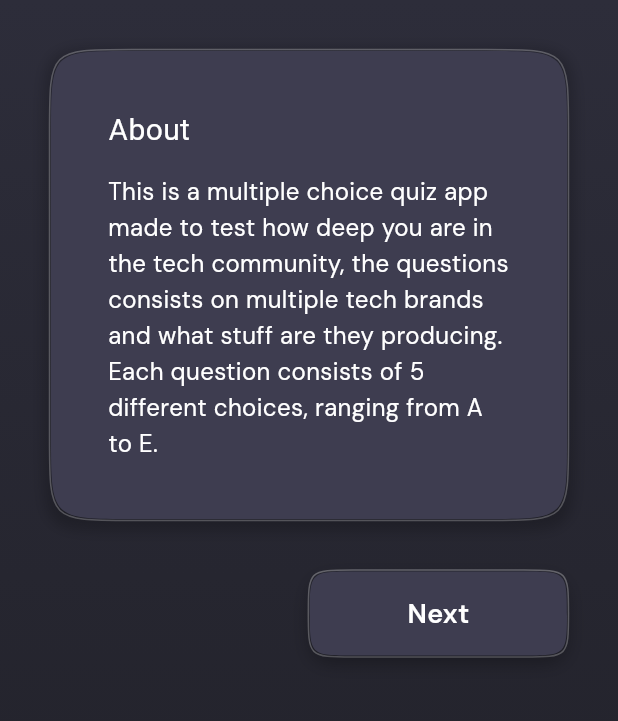
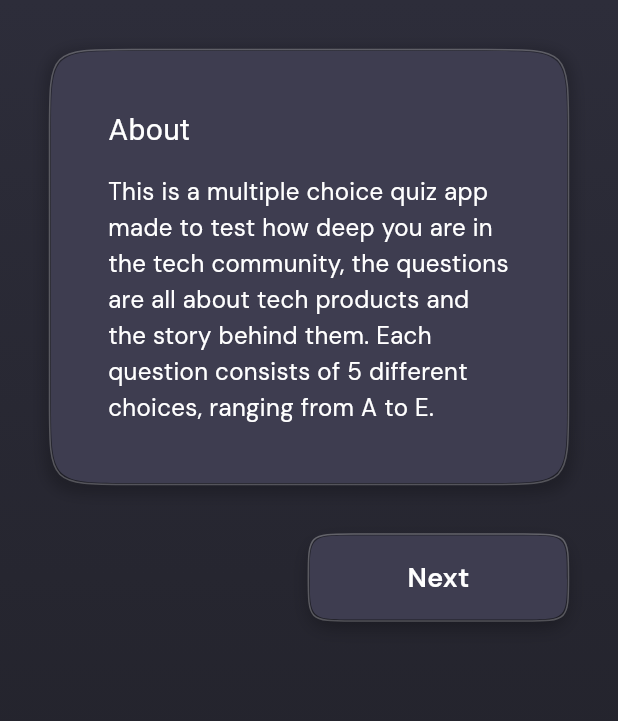
Before and after one commit to BlueElectric05/techguess, a Flutter app: the screen it shows after launch, on a phone screen of 412 x 824 dp, the part 84-805 px from its top. Run offline on Flutter 3.47's test engine with Material 3 defaults, Android fonts, the light colour scheme and no system bars; drawn by our look-alikes of flutter_animate; our stand-ins replace flutter_svg, google_fonts, page_transition; Roboto replaces fonts that are missing (Angkor).

Commit message:
feat: more questions, some overflow fixes

```diff
--- a/lib/main.dart
+++ b/lib/main.dart
@@ -14,7 +14,7 @@ class Question {
   final List<String> choices;
   final int correctChoiceIndex;
   final String difficulty;
-  final String? imageUrl; // Optional image URL
+  final String? imageUrl;
 
   const Question({
     required this.text,
@@ -51,21 +51,42 @@ class _MyAppState extends State<MyApp> {
   // --- Question Data ---
   final List<Question> _questions = [
     Question(
-        text: 'Which company developed the "M1" chip?',
-        choices: ['A. Intel', 'B. AMD', 'C. Apple', 'D. NVIDIA', 'E. Nintendo'],
-        correctChoiceIndex: 2,
+        text: 'in September 23, 2008, the first ever Android phone was released. What’s the name of the phone model?',
+        choices: ['A. HTC One', 'B. HTC Dream', 'C. iPhone 2G', 'D. iPad', 'E. Samsung Galaxy S'],
+        correctChoiceIndex: 1,
         difficulty: 'easy'),
     Question(
-        text: 'What is the logo shown in the image?',
-        choices: ['GitHub', 'GitLab', 'Bitbucket', 'Docker'],
+        text: "Before iOS, iPhone's operating system was called:",
+        choices: ['A. Iphone OS', 'B. Linux', 'C. TempleOS', 'D. Windows', 'E. Android'],
         correctChoiceIndex: 0,
-        imageUrl: 'https://i.imgur.com/O4yP62s.png',
+        difficulty: 'very easy'),
+    Question(
+        text: 'This is a computer that was revolutionary in the 80s, especially in UK and US, what is this?',
+        choices: ['A. Atari ST', 'B. Macintosh', 'C. Commodore 64', 'D. Apple II', 'E. IBM PCjr'],
+        correctChoiceIndex: 2,
+        imageUrl: 'https://th.bing.com/th/id/R.60699a31c2617ba297b89d708be7638c?rik=0fInGh1q7nKUYQ&riu=http%3a%2f%2fupload.wikimedia.org%2fwikipedia%2fcommons%2f9%2f9d%2fCommodore64.jpg&ehk=sBnh1engyRrM00UhpGbTFKng9%2bYa2F93u1JLNpt3CuQ%3d&risl=&pid=ImgRaw&r=0',
+        difficulty: 'medium'),
+    Question(
+        text: "The first ever computer to have a cursor feature was:",
+        choices: ['A. Apple II', 'B. Macintosh', 'C. Commodore PET', 'D. Commodore Amiga', 'E. Xerox Alto'],
+        correctChoiceIndex: 4,
+        difficulty: 'hard'),
+    Question(
+        text: "This is one of Apple's fairly obscure product, what is this?",
+        choices: ['A. Dreamcast', 'B. Saturn', 'C. Pippin', 'D. PC-FX', 'E. PC-Engine'],
+        correctChoiceIndex: 2,
+        imageUrl: 'https://cs4.pikabu.ru/post_img/big/2016/08/31/6/1472634438154126597.jpg',
+        difficulty: 'hard'),
+    Question(
+        text: "What does IaaS stands for?",
+        choices: ['A. Infrastructure as a Service','B. Platform as a Service', 'C. Software as a Service', 'D. Cloud Computing', 'E. Entity Relationship Diagram'],
+        correctChoiceIndex: 0,
         difficulty: 'easy'),
     Question(
-        text: 'The Dart programming language is developed by which company?',
-        choices: ['Microsoft', 'Google', 'Facebook', 'Oracle'],
-        correctChoiceIndex: 1,
-        difficulty: 'easy'),
+        text: "What was the reason behind the Sega Saturn's failure?",
+        choices: ['A. Priced higher compared to the PlayStation', 'B. Overcomplicated Hardware', 'C. Lack 3rd Party Support', 'D. Bad Launch Timing', 'E. All of the above'],
+        correctChoiceIndex: 4,
+        difficulty: 'medium')
   ];
 
 
--- a/lib/screens/info.dart
+++ b/lib/screens/info.dart
@@ -43,6 +43,7 @@ class InfoScreen extends StatelessWidget {
   }
 
   Container body(BuildContext context) {
+
     return Container(
       width: double.infinity,
       decoration: const BoxDecoration(
@@ -94,7 +95,7 @@ class InfoScreen extends StatelessWidget {
                       ).animate().fadeIn(delay: 50.ms),
                       const SizedBox(height: 15),
                       Text(
-                        'This is a multiple choice quiz app made to test how deep you are in the tech community, the questions consists on multiple tech brands and what stuff are they producing. Each question consists of 5 different choices, ranging from A to E.',
+                        'This is a multiple choice quiz app made to test how deep you are in the tech community, the questions are all about tech products and the story behind them. Each question consists of 5 different choices, ranging from A to E.',
                         style: GoogleFonts.dmSans(
                           color: Colors.white,
                           fontSize: 16,
--- a/lib/screens/results.dart
+++ b/lib/screens/results.dart
@@ -35,7 +35,6 @@ class ResultScreen extends StatelessWidget {
         actions: [
           GestureDetector(
             onTap: () {
-              // Dark mode functionality can be added here later
             },
             child: Container(
               margin: const EdgeInsets.all(10),
@@ -50,7 +49,7 @@ class ResultScreen extends StatelessWidget {
         ],
       ),
       body: Container(
-        padding: EdgeInsets.all(33),
+        padding: const EdgeInsets.all(33),
         width: double.infinity,
         height: double.infinity,
         decoration: const BoxDecoration(
@@ -63,20 +62,25 @@ class ResultScreen extends StatelessWidget {
         child: Column(
           mainAxisAlignment: MainAxisAlignment.start,
           children: [
-            _buildResultsCard(
+            Flexible(
+              child: _buildResultsCard(
                 userName: userName,
                 finalScore: finalScore.toStringAsFixed(1),
                 userScore: userScore,
                 totalQuestions: totalQuestions,
+                rank: rank,
               )
                   .animate()
                   .fadeIn(duration: 400.ms)
                   .slideY(begin: 0.1, end: 0, curve: Curves.easeInOut),
+            ),
+
 
             Align(
               alignment: Alignment.centerRight,
               child: Padding(
-                padding: const EdgeInsets.only(top: 33),
+                padding: const EdgeInsets.only(top: 33, bottom: 10),
+                // Add bottom padding
                 child: NavButton(text: 'Play Again', onTap: onPlayAgain)
                     .animate()
                     .fadeIn(duration: 400.ms, delay: 200.ms)
@@ -94,8 +98,11 @@ class ResultScreen extends StatelessWidget {
     required String finalScore,
     required int userScore,
     required int totalQuestions,
+    required String rank,
   }) {
-    return Container(
+
+    return SingleChildScrollView(
+      child: Container(
         decoration: ShapeDecoration(
           shape: ContinuousRectangleBorder(
             borderRadius: BorderRadius.circular(55.0),
@@ -153,6 +160,7 @@ class ResultScreen extends StatelessWidget {
             ],
           ),
         ),
+      ),
     );
   }
 }
--- a/lib/utils/colors.dart
+++ b/lib/utils/colors.dart
@@ -4,3 +4,8 @@ const Color mainColor = Color(0xFF3E3D50);
 const Color secondColor = Color(0xFF2D2D3A);
 const Color textColor = Colors.white;
 const Color hintColor = Color.fromRGBO(255, 255, 255, 0.3);
+
+const Color lightMainColor = Color(0xFFF0F0F0);
+const Color lightSecondColor = Color(0xFFFFFFFF);
+const Color lightTextColor = Colors.black;
+const Color lightHintColor = Color.fromRGBO(0, 0, 0, 0.4);
```
Lines whose indentation alone changed are shown as unchanged.
